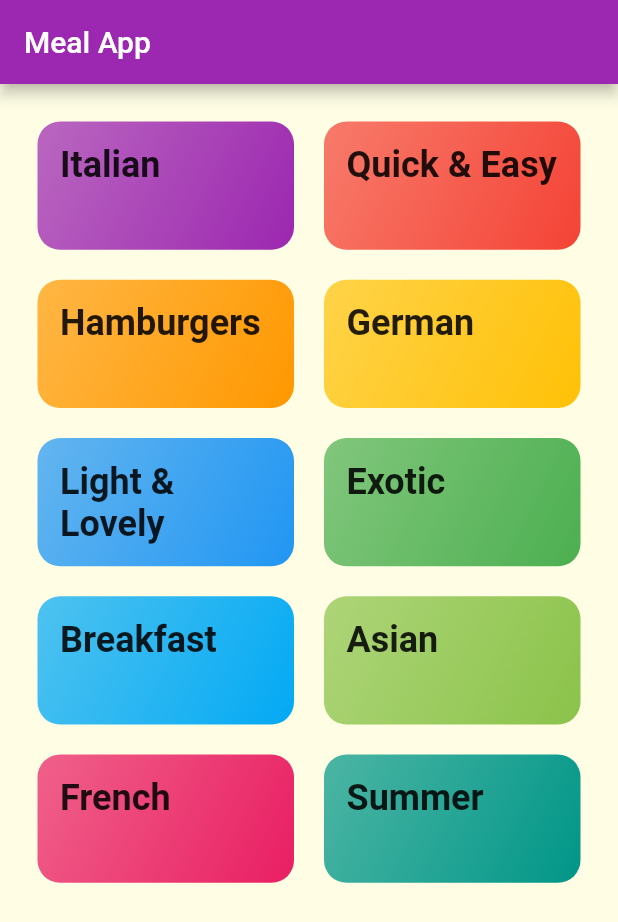
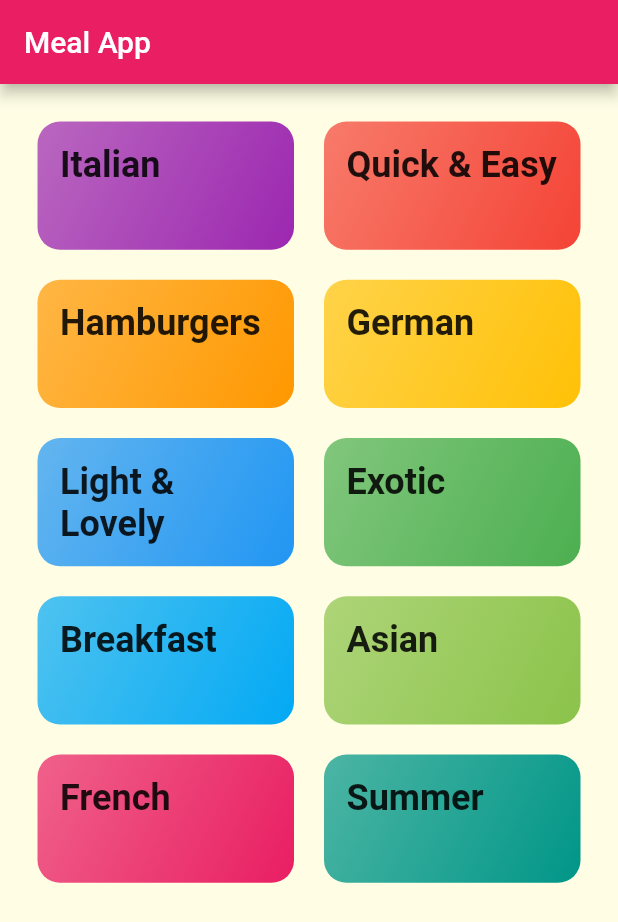
Before and after one commit to alabobriggs/flutter_meals_app, a Flutter app: the screen it shows after launch, on a phone screen of 412 x 824 dp. Shown: the top 922 px of the screen. Run offline on Flutter 3.47's test engine with Material 2 defaults, Android fonts, the phone set to English and light mode, and no system bars.

```diff
--- a/lib/main.dart
+++ b/lib/main.dart
@@ -11,7 +11,7 @@ class MyApp extends StatelessWidget {
       debugShowCheckedModeBanner: false,
       title: 'DeliMeals',
       theme: ThemeData(
-        primarySwatch: Colors.purple,
+        primarySwatch: Colors.pink,
         accentColor: Colors.amber,
         canvasColor: Color.fromRGBO(255, 254, 229, 1),
         textTheme: ThemeData.light().textTheme.copyWith(
@@ -27,9 +27,9 @@ class MyApp extends StatelessWidget {
               ),
             ),
       ),
-      home: CategoryScreen(),
       routes: {
-        "/category-meals": (ctx) => CategoryMealsScreen(),
+        "/": (ctx) => CategoryScreen(),
+        CategoryMealsScreen.routeName: (ctx) => CategoryMealsScreen(),
       },
     );
   }
--- a/lib/widgets/category_item.dart
+++ b/lib/widgets/category_item.dart
@@ -1,4 +1,5 @@
 import 'package:flutter/material.dart';
+import 'package:meals_app/widgets/category_meal_screen.dart';
 
 class CategoryItem extends StatelessWidget {
   final String title;
@@ -13,7 +14,7 @@ class CategoryItem extends StatelessWidget {
 
   void _selectCategory(BuildContext ctx) {
     Navigator.of(ctx).pushNamed(
-      "/category-meals",
+      CategoryMealsScreen.routeName,
       arguments: {
         "id": id,
         "title": title,
--- a/lib/widgets/category_meal_screen.dart
+++ b/lib/widgets/category_meal_screen.dart
@@ -1,6 +1,8 @@
 import 'package:flutter/material.dart';
 
 class CategoryMealsScreen extends StatelessWidget {
+  static const routeName = '/categoty-meals';
+
   @override
   Widget build(BuildContext context) {
     final routeArguments =
```
